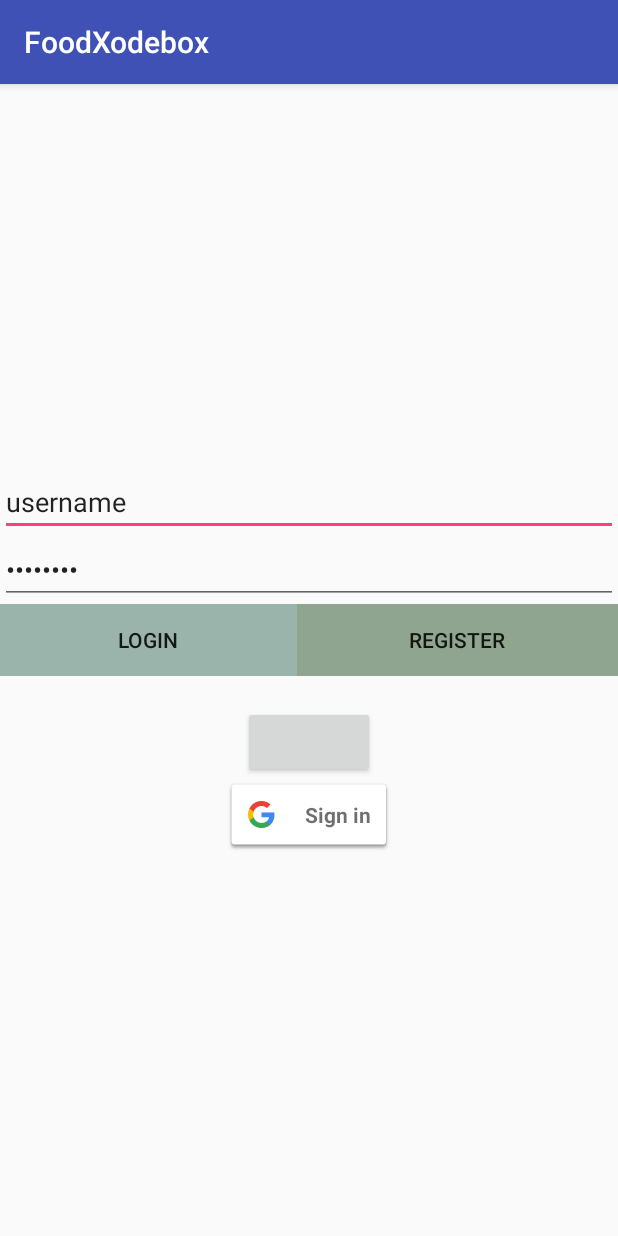
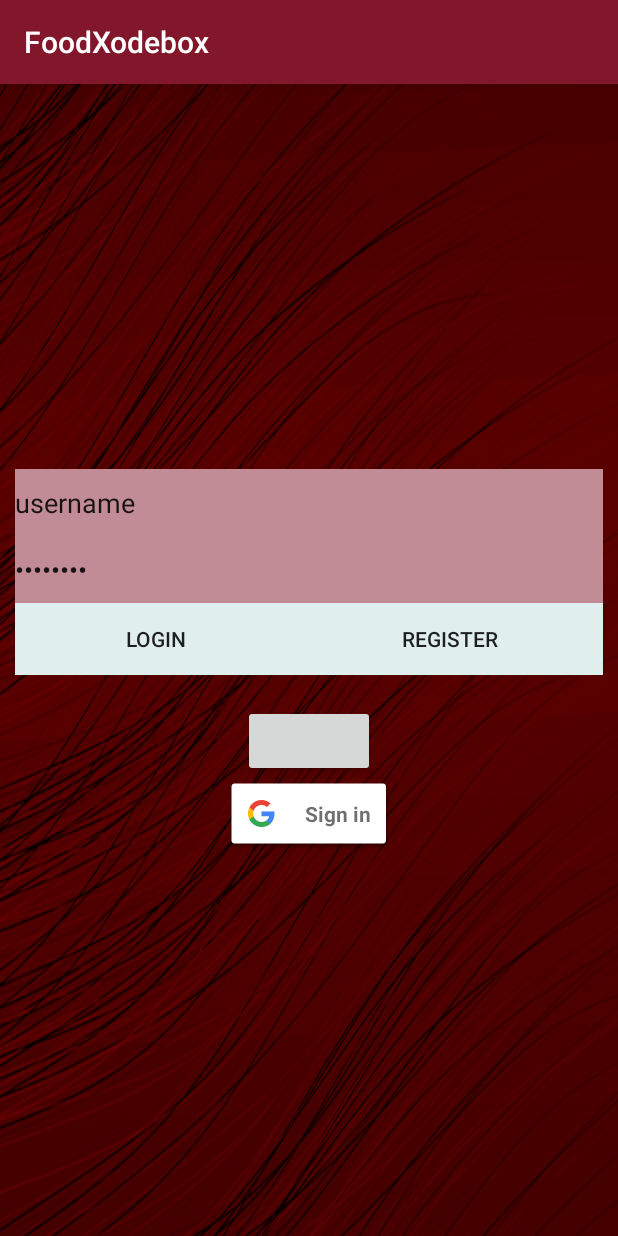
Before and after one commit to z80lives/XodeboxFood, an Android app: the login_registrationActivity screen opened directly, with no data from a screen before it, on a phone screen of 412 x 824 dp. Run offline under Robolectric (Android 15) with nearby library versions, the phone set to English and light mode, and no system bars; our stand-ins replace Volley; libraries missing offline, so code that uses them is left out: com.facebook, com.facebook.login, com.firebase.client; plain views replace LoginButton; 7 statements that could not run were skipped.

Commit message:
Cherry picked Waleed's branch. (cherry picked from commit 967efce)

```diff
--- a/app/src/main/res/layout/activity_login.xml
+++ b/app/src/main/res/layout/activity_login.xml
@@ -8,6 +8,7 @@
     android:paddingLeft="@dimen/activity_horizontal_margin"
     android:paddingRight="@dimen/activity_horizontal_margin"
     android:paddingTop="@dimen/activity_vertical_margin"
+    android:background="@drawable/waves"
     tools:context="xodebox.food.LoginActivity">
 
     <!-- Login progress -->
@@ -22,6 +23,7 @@
     <ScrollView
         android:id="@+id/login_form"
         android:layout_width="match_parent"
+        android:background="@color/colorGrey"
         android:layout_height="match_parent">
 
         <LinearLayout
@@ -67,6 +69,7 @@
                 android:id="@+id/email_sign_in_button"
                 style="?android:textAppearanceSmall"
                 android:layout_width="match_parent"
+                android:background="@color/colorPink"
                 android:layout_height="wrap_content"
                 android:layout_marginTop="16dp"
                 android:text="_"
--- a/app/src/main/res/layout/food_review_item.xml
+++ b/app/src/main/res/layout/food_review_item.xml
@@ -2,7 +2,7 @@
 <LinearLayout xmlns:android="http://schemas.android.com/apk/res/android"
     android:layout_width="match_parent"
     android:layout_height="match_parent"
-    android:background="@android:color/holo_blue_light"
+    android:background="@drawable/waves"
     android:orientation="vertical"
     android:padding="10dp"
     >
@@ -10,6 +10,7 @@
     <LinearLayout
         android:layout_width="match_parent"
         android:layout_height="wrap_content"
+        android:background="@color/colorGrey"
         android:orientation="horizontal"
         android:weightSum="1">
 
--- a/app/src/main/res/layout/home_screen.xml
+++ b/app/src/main/res/layout/home_screen.xml
@@ -7,9 +7,11 @@
     android:layout_height="match_parent"
     android:orientation="vertical"
     android:weightSum="1"
-    android:background="@color/com_facebook_button_login_silver_background_color_pressed">
+    android:background="@drawable/waves"
+    >
     <!-- Note: The dimensions declared in this file is currently
     overwritten after inflation-->
+
     <FrameLayout
         android:layout_width="match_parent"
         android:layout_height="wrap_content">
--- a/app/src/main/res/layout/home_search_result_item.xml
+++ b/app/src/main/res/layout/home_search_result_item.xml
@@ -12,6 +12,7 @@
         android:layout_height="wrap_content"
         android:orientation="horizontal"
         android:weightSum="1"
+        android:background="@color/colorAzure"
         android:padding="15dp">
 
     <LinearLayout
@@ -23,6 +24,7 @@
         <ImageView
             android:layout_width="match_parent"
             android:layout_height="match_parent"
+            android:background="@color/colorGrey"
             android:src="@drawable/image_placeholder"
             android:scaleType="fitCenter"
             android:layout_margin="5dp"
--- a/app/src/main/res/layout/homescreen_searchbar_layout.xml
+++ b/app/src/main/res/layout/homescreen_searchbar_layout.xml
@@ -15,7 +15,7 @@
     android:orientation="vertical"
     android:layout_width="match_parent"
     android:layout_height="match_parent"
-    android:background="@color/colorPrimaryDark"
+    android:background="@color/colorMaroon"
     android:padding="5dp"
     >
 
--- a/app/src/main/res/layout/load_view.xml
+++ b/app/src/main/res/layout/load_view.xml
@@ -1,6 +1,7 @@
 <?xml version="1.0" encoding="utf-8"?>
 <RelativeLayout xmlns:android="http://schemas.android.com/apk/res/android"
     android:orientation="vertical" android:layout_width="match_parent"
+    android:background="@drawable/waves"
     android:layout_height="match_parent">
 
     <ProgressBar
--- a/app/src/main/res/layout/login_registration.xml
+++ b/app/src/main/res/layout/login_registration.xml
@@ -2,20 +2,32 @@
 <LinearLayout xmlns:android="http://schemas.android.com/apk/res/android"
     android:orientation="vertical" android:layout_width="match_parent"
     android:layout_height="match_parent"
+    android:background="@drawable/waves"
     android:gravity="center">
 
     <EditText
         android:layout_width="match_parent"
+        android:paddingTop="10dp"
+        android:paddingBottom="10dp"
         android:layout_height="wrap_content"
+        android:layout_marginRight="10dp"
+        android:layout_marginLeft="10dp"
+        android:background="@color/colorPink"
         android:inputType="textPersonName|textEmailAddress"
         android:text="username"
         android:ems="10"
         android:id="@+id/user_txt"
         android:layout_gravity="center_horizontal" />
 
+
     <EditText
         android:layout_width="match_parent"
         android:layout_height="wrap_content"
+        android:paddingTop="10dp"
+        android:paddingBottom="10dp"
+        android:layout_marginRight="10dp"
+        android:layout_marginLeft="10dp"
+        android:background="@color/colorPink"
         android:id="@+id/pass_txt"
         android:text="password"
         android:inputType="textPassword" />
@@ -31,27 +43,31 @@
             android:layout_width="wrap_content"
             android:layout_height="wrap_content"
             android:text="Login"
+            android:layout_marginLeft="10dp"
             android:id="@+id/Login_btn"
             android:layout_gravity="center_horizontal"
             android:layout_weight="0.5"
             android:onClick="Login_register_account"
-            android:background="#9ab3ab" />
+            android:background="@color/colorAzure" />
 
         <Button
             style="?android:attr/buttonStyleSmall"
             android:layout_width="wrap_content"
             android:layout_height="wrap_content"
             android:text="Register"
+            android:layout_marginRight="10dp"
             android:id="@+id/register_btn"
             android:layout_gravity="center_horizontal"
             android:layout_weight="0.5"
             android:onClick="Login_register_account"
-            android:background="#8fa58f" />
+            android:background="@color/colorAzure" />
 
     </LinearLayout>
 
     <com.facebook.login.widget.LoginButton
         android:id="@+id/login_button"
+        android:paddingBottom="12dp"
+        android:paddingTop="12dp"
         android:layout_width="wrap_content"
         android:layout_height="wrap_content"
         android:layout_gravity="center_horizontal"
--- a/app/src/main/res/layout/mainpage_filter.xml
+++ b/app/src/main/res/layout/mainpage_filter.xml
@@ -2,7 +2,8 @@
 <RelativeLayout xmlns:android="http://schemas.android.com/apk/res/android"
     android:orientation="vertical"
     android:layout_width="match_parent"
-    android:layout_height="match_parent">
+    android:layout_height="match_parent"
+    android:background="@color/colorLightPink">
 
     <TextView
         android:layout_width="wrap_content"
--- a/app/src/main/res/layout/news_highlight_item.xml
+++ b/app/src/main/res/layout/news_highlight_item.xml
@@ -37,6 +37,7 @@
         android:layout_height="wrap_content"
         android:layout_weight="0.3"
         android:orientation="vertical"
+        android:background="@color/colorAzure"
         >
 
         <ImageButton
--- a/app/src/main/res/layout/search_result_layout.xml
+++ b/app/src/main/res/layout/search_result_layout.xml
@@ -5,6 +5,7 @@
     android:orientation="vertical"
     android:layout_width="match_parent"
     android:layout_height="match_parent"
+    android:background="@color/colorPink"
     android:foregroundGravity="top"
     android:weightSum="1"
     >
@@ -13,7 +14,7 @@
         android:layout_width="match_parent"
         android:layout_height="wrap_content"
         android:padding="10dp"
-        android:background="@color/colorPrimary"
+        android:background="@color/colorMaroon"
         >
 
     <xodebox.food.ui.view.MainSearchView
--- a/app/src/main/res/values/colors.xml
+++ b/app/src/main/res/values/colors.xml
@@ -3,5 +3,11 @@
     <color name="colorPrimary">#3F51B5</color>
     <color name="colorPrimaryDark">#303F9F</color>
     <color name="colorAccent">#FF4081</color>
-    <color name="colorMaroon">#8B1C62</color>
+    <color name="colorMaroon">#611120</color>
+    <color name="colorScarlet">#82172B</color>
+    <color name="colorPink">#C18C96</color>
+    <color name="colorLightPink">#DCBEC3</color>
+    <color name="colorAzure">#E0EEEE</color>
+    <color name="colorGrey">#FAFAFA</color>
+
 </resources>
--- a/app/src/main/res/values/styles.xml
+++ b/app/src/main/res/values/styles.xml
@@ -3,9 +3,9 @@
     <!-- Base application theme. -->
     <style name="AppTheme" parent="Theme.AppCompat.Light.DarkActionBar">
         <!-- Customize your theme here. -->
-        <item name="colorPrimary">@color/colorPrimary</item>
-        <item name="colorPrimaryDark">@color/colorPrimaryDark</item>
-        <item name="colorAccent">@color/colorAccent</item>
+        <item name="colorPrimary">@color/colorScarlet</item>
+        <item name="colorPrimaryDark">@color/colorMaroon</item>
+        <item name="colorAccent">@color/colorPink</item>
     </style>
 
     <style name="AppTheme.NoActionBar">
```
Also changed, not shown: app/src/main/res/drawable/waves.png (added).
